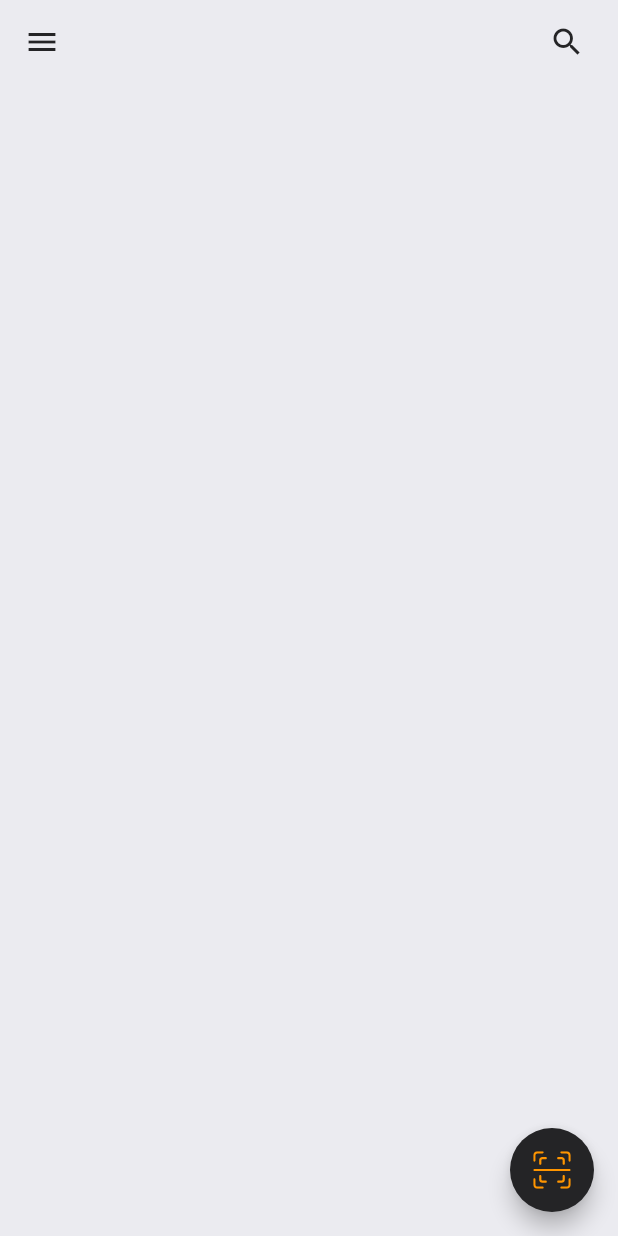
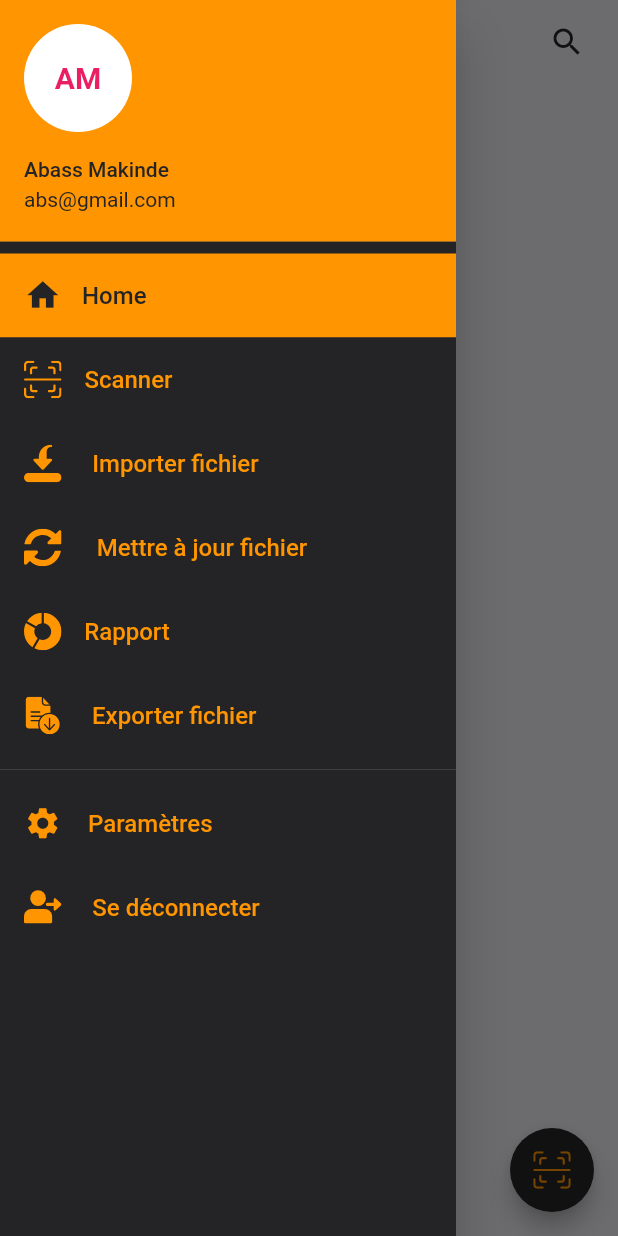
Before and after one commit to EngrTAHAR-Noureddine/scanApp, a Flutter app: the Home screen opened by its route, in the side drawer, after a tap on "Home", on a phone screen of 412 x 824 dp. Run offline on Flutter 3.47's test engine with Material 2 defaults, Android fonts, the light colour scheme and no system bars; our stand-ins replace flutter_svg.

Commit message:
"make a UI of drawer "

```diff
--- a/lib/models/variables_define/colors.dart
+++ b/lib/models/variables_define/colors.dart
@@ -1,5 +1,6 @@
 import 'package:flutter/material.dart';
 import 'package:flutter_svg/flutter_svg.dart';
+import 'package:scanapp/view_models/providers/home.dart';
 
 class ColorsOf{
   static final ColorsOf _singleton = ColorsOf._internal();
@@ -12,6 +13,7 @@ class ColorsOf{
   void mode(context){
     var brightness = MediaQuery.of(context).platformBrightness;
     darkMode = brightness == Brightness.dark;
+
   }
   // FF9500 ==> FF9F0A
   Color primaryForGround(){
--- a/lib/view_models/providers/home.dart
+++ b/lib/view_models/providers/home.dart
@@ -1,4 +1,5 @@
 import 'package:flutter/material.dart';
+import 'package:scanapp/models/variables_define/colors.dart';
 
 class HomeProvider extends ChangeNotifier{
 
@@ -7,6 +8,7 @@ class HomeProvider extends ChangeNotifier{
     return _singleton;
   }
   HomeProvider._internal();
+  int numOfSelecter = 0;
 
   bool bigger = false;
   TextEditingController searchItem = new TextEditingController();
@@ -16,4 +18,24 @@ class HomeProvider extends ChangeNotifier{
     notifyListeners();
   }
 
+  Color colorBox(int num){
+
+    return (num == numOfSelecter)?ColorsOf().profilField():ColorsOf().primaryBackGround();
+  }
+  Color colorText(int num){
+
+    return (num == numOfSelecter)?ColorsOf().primaryBackGround():ColorsOf().containerThings();
+  }
+
+  void changeSelecter(int num){
+    this.numOfSelecter = num;
+    notifyListeners();
+  }
+
+  void setState(){
+    notifyListeners();
+  }
+
+
+
 }
--- a/lib/views/home.dart
+++ b/lib/views/home.dart
@@ -121,8 +121,8 @@ class Home extends StatelessWidget {
                   children: <Widget>[
                     UserAccountsDrawerHeader(
                       decoration: BoxDecoration(color: ColorsOf().containerThings()),
-                      accountName: Text("Abass Makinde" , style: TextStyle(color: ColorsOf().primaryForGround()),),
-                      accountEmail: Text("abs@gmail.com",style: TextStyle(color: ColorsOf().primaryForGround()),),
+                      accountName: Text("Abass Makinde" , style: TextStyle(color: ColorsOf().primaryBackGround()),),
+                      accountEmail: Text("abs@gmail.com",style: TextStyle(color: ColorsOf().primaryBackGround()),),
                       currentAccountPicture: GestureDetector(
                         child: CircleAvatar(
                           child: Text(
@@ -137,17 +137,17 @@ class Home extends StatelessWidget {
                       ),
                     ),
                     InkWell(
-                      onTap: (){},
+                      onTap: null,
 
                       child: Container(
-                        color: Colors.blue,
+                        color: value.colorBox(0),
                         child: ListTile(
 
-                          onTap: (){Navigator.popAndPushNamed(context, "/home");},
-                          leading: Icon(Icons.home, color: ColorsOf().containerThings(),size: 25,),
+                          onTap:()=>value.changeSelecter(0), //(){Navigator.popAndPushNamed(context, "/home");},
+                          leading: Icon(Icons.home, color: value.colorText(0),size: 25,),
                           title: Align(
                               alignment: Alignment(-1.2, 0),
-                              child: Text("Home" , style: TextStyle(color: ColorsOf().containerThings(),fontSize: 16 ),)
+                              child: Text("Home" , style: TextStyle(color: value.colorText(0),fontSize: 16 ),)
                           ),
                         ),
                       ),
@@ -155,48 +155,54 @@ class Home extends StatelessWidget {
                     InkWell(
                       onTap: null,
                       child: Container(
+                        color: value.colorBox(1),
                         child: ListTile(
-                          onTap: (){Navigator.popAndPushNamed(context, "/profile");},
-                          leading: SvgPicture.asset("assets/images/qr_code.svg", semanticsLabel: 'scanner',height: 25,width: 25,color: ColorsOf().containerThings(),),
-                          title: Align(alignment: Alignment(-1.2, 0),child: Text("Scanner", style: TextStyle(color: ColorsOf().containerThings(),fontSize: 16 ),)),
-                        ),
-                      ),
-                    ),
-                    InkWell(
-                      onTap: null,
-                      child: Container(child : ListTile(
-                        onTap: (){Navigator.pushNamed(context, "/news");},
-                        leading: Icon(Icons.add, color: ColorsOf().containerThings() ,size: 25,),
-                        title: Align(alignment: Alignment(-1.2, 0),child: Text("Importer fichier", style: TextStyle(color: ColorsOf().containerThings(),fontSize: 16 ),)),
-                      ),),
-                    ),
-                    InkWell(
-                      onTap: null,
-                      child: Container(
-                        child: ListTile(
-                          onTap: (){Navigator.pushNamed(context, "/news");},
-                          leading: Icon(Icons.add, color: ColorsOf().containerThings() ,size: 25,),
-                          title: Align(alignment: Alignment(-1.2, 0),child: Text("Mettre à jour fichier", style: TextStyle(color: ColorsOf().containerThings(),fontSize: 16 ),)),
+                          onTap:()=>value.changeSelecter(1), //(){ /*Navigator.popAndPushNamed(context, "/profile"); */},
+                          leading: SvgPicture.asset("assets/images/qr_code.svg", semanticsLabel: 'scanner',height: 25,width: 25,color: value.colorText(1),),
+                          title: Align(alignment: Alignment(-1.2, 0),child: Text("Scanner", style: TextStyle(color:value.colorText(1),fontSize: 16 ),)),
                         ),
                       ),
                     ),
                     InkWell(
                       onTap: null,
                       child: Container(
+                        color: value.colorBox(2),
+                        child : ListTile(
+                        onTap:()=>value.changeSelecter(2), //(){ /*Navigator.pushNamed(context, "/news"); */},
+                        leading: SvgPicture.asset("assets/images/import.svg", semanticsLabel: 'scanner',height: 25,width: 25,color: value.colorText(2),),
+                        title: Align(alignment: Alignment(-1.2, 0),child: Text("Importer fichier", style: TextStyle(color: value.colorText(2),fontSize: 16 ),)),
+                      ),),
+                    ),
+                    InkWell(
+                      onTap: null,
+                      child: Container(
+                        color: value.colorBox(3),
                         child: ListTile(
-                          onTap: (){Navigator.pushNamed(context, "/news");},
-                          leading: Icon(Icons.add, color: ColorsOf().containerThings(),size: 25,),
-                          title: Align(alignment: Alignment(-1.2, 0),child: Text("Rapport", style: TextStyle(color: ColorsOf().containerThings(),fontSize: 16 ),)),
+                          onTap:()=>value.changeSelecter(3),// (){ /*Navigator.pushNamed(context, "/news"); */},
+                          leading: SvgPicture.asset("assets/images/update.svg", semanticsLabel: 'scanner',height: 25,width: 25,color: value.colorText(3),),
+                          title: Align(alignment: Alignment(-1.2, 0),child: Text("Mettre à jour fichier", style: TextStyle(color: value.colorText(3),fontSize: 16 ),)),
                         ),
                       ),
                     ),
                     InkWell(
                       onTap: null,
                       child: Container(
+                         color: value.colorBox(4),
                         child: ListTile(
-                          onTap: (){Navigator.pushNamed(context, "/news");},
-                          leading: Icon(Icons.add, color: ColorsOf().containerThings(),size: 25,),
-                          title: Align(alignment: Alignment(-1.2, 0),child: Text("Exporter fichier", style: TextStyle(color: ColorsOf().containerThings(),fontSize: 16 ),)),
+                          onTap: ()=>value.changeSelecter(4),//(){ /* Navigator.pushNamed(context, "/news"); */},
+                          leading: SvgPicture.asset("assets/images/repport.svg", semanticsLabel: 'scanner',height: 25,width: 25,color: value.colorText(4),),
+                          title: Align(alignment: Alignment(-1.2, 0),child: Text("Rapport", style: TextStyle(color: value.colorText(4),fontSize: 16 ),)),
+                        ),
+                      ),
+                    ),
+                    InkWell(
+                      onTap:null,
+                      child: Container(
+                        color: value.colorBox(5),
+                        child: ListTile(
+                          onTap: ()=>value.changeSelecter(5),// (){ /*Navigator.pushNamed(context, "/news"); */ },
+                          leading: SvgPicture.asset("assets/images/export.svg", semanticsLabel: 'scanner',height: 25,width: 25,color:value.colorText(5),),
+                          title: Align(alignment: Alignment(-1.2, 0),child: Text("Exporter fichier", style: TextStyle(color:value.colorText(5),fontSize: 16 ),)),
                         ),
                       ),
                     ),
@@ -204,22 +210,22 @@ class Home extends StatelessWidget {
                     InkWell(
                       onTap: null,
                       child: Container(
+                        color: value.colorBox(6),
                         child: ListTile(
-                          leading: Icon(Icons.settings, color: ColorsOf().containerThings(),size: 25,),
-                          title: Align(alignment: Alignment(-1.2, 0),child: Text("Paramètres", style: TextStyle(color: ColorsOf().containerThings(),fontSize: 16 ),)),
+                          onTap: ()=>value.changeSelecter(6),
+                          leading: Icon(Icons.settings, color: value.colorText(6),size: 25,),
+                          title: Align(alignment: Alignment(-1.2, 0),child: Text("Paramètres", style: TextStyle(color:value.colorText(6),fontSize: 16 ),)),
                         ),
                       ),
                     ),
                     InkWell(
-                      onTap: null,
+                      onTap:null,
                       child: Container(
+                        color: value.colorBox(7),
                         child: ListTile(
-                          leading: Icon(
-                            Icons.add,
-                            color: ColorsOf().containerThings(),
-                            size: 25,
-                          ),
-                          title: Align(alignment: Alignment(-1.2, 0),child: Text("Se déconnecter",style: TextStyle(color: ColorsOf().containerThings(),fontSize: 16 ),)),
+                          onTap:  ()=>value.changeSelecter(7),
+                          leading: SvgPicture.asset("assets/images/exit.svg", semanticsLabel: 'scanner',height: 25,width: 25,color: value.colorText(7),),
+                          title: Align(alignment: Alignment(-1.2, 0),child: Text("Se déconnecter",style: TextStyle(color:value.colorText(7),fontSize: 16 ),)),
                         ),
                       ),
                     )
```
